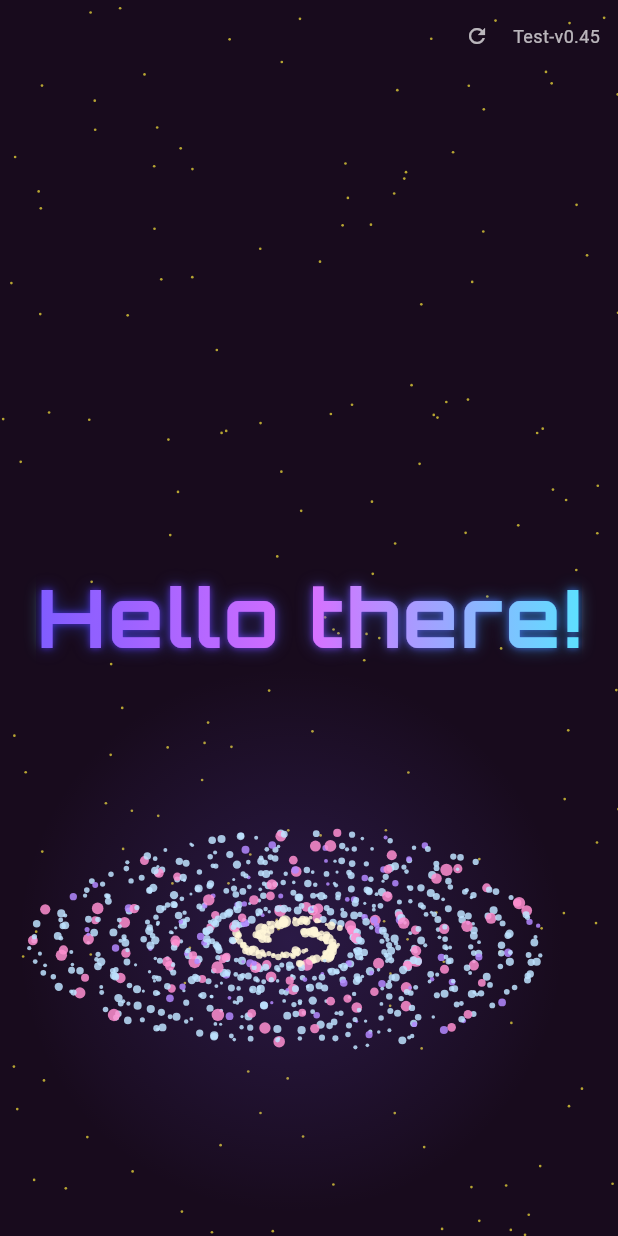
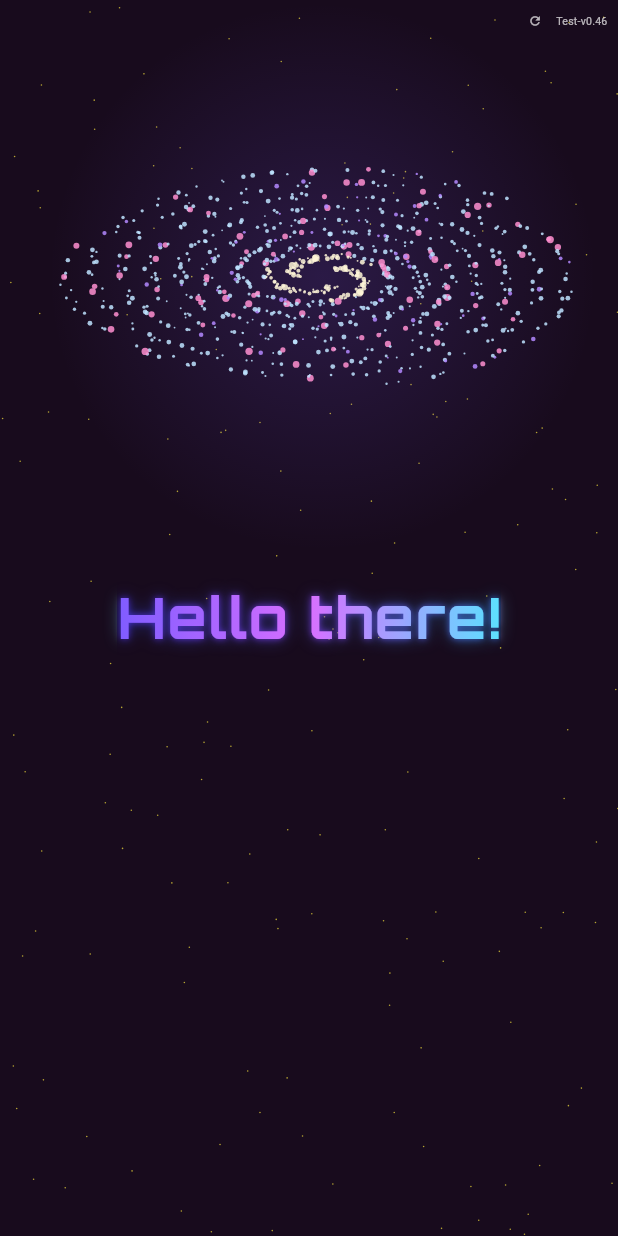
Before and after one commit to Zam-cl/GreetProject, a Flutter app: the screen it shows after launch, on a phone screen of 412 x 824 dp. Run offline on Flutter 3.47's test engine with Material 3 defaults, Android fonts, the phone set to English and light mode, and no system bars; our stand-ins replace google_fonts, web.

Commit message:
Scale the whole scene down on narrow screens: below 700px width the app lays itself out at a larger virtual size and a FittedBox scales the result to fit the real screen, shrinking the galaxy, title, comets, wormhole etc. proportionally on phones while leaving anything at/above 700px (desktop) pixel-for-pixel unchanged; bump Test-v0.46
Co-Authored-By: Claude Sonnet 5 <noreply@anthropic.com>

```diff
--- a/lib/main.dart
+++ b/lib/main.dart
@@ -872,10 +872,24 @@ class GreetingPage extends StatefulWidget {
 
 class _GreetingPageState extends State<GreetingPage>
     with SingleTickerProviderStateMixin {
-  static const int editCount = 45;
+  static const int editCount = 46;
 
   late final AnimationController _controller;
   Offset _parallax = Offset.zero;
+
+  // On screens narrower than this, the whole scene is rendered at this
+  // reference width instead (see `_uiScaleFor`) and scaled back down to
+  // fit — everything (galaxy, title, comets, wormhole, etc.) ends up
+  // proportionally smaller on a phone without touching any of their
+  // individual sizes. Screens at or above this width are unaffected
+  // (scale stays 1.0), so desktop looks exactly as it did before.
+  static const double _uiReferenceWidth = 700.0;
+  static const double _uiMinScale = 0.5;
+
+  double _uiScaleFor(Size realSize) {
+    if (realSize.width >= _uiReferenceWidth) return 1.0;
+    return (realSize.width / _uiReferenceWidth).clamp(_uiMinScale, 1.0);
+  }
 
   // Fireworks set off by tapping the title. `_stageKey` marks the Stack
   // whose coordinate space the burst (and the painter's canvas) share;
@@ -1484,8 +1498,25 @@ class _GreetingPageState extends State<GreetingPage>
       backgroundColor: const Color.fromRGBO(24, 11, 29, 1),
       body: LayoutBuilder(
         builder: (context, constraints) {
-          final size = Size(constraints.maxWidth, constraints.maxHeight);
-          return Listener(
+          final realSize = Size(constraints.maxWidth, constraints.maxHeight);
+          final scale = _uiScaleFor(realSize);
+          // Everything below is laid out and animated in this larger
+          // "virtual" size, then the whole thing is scaled back down to fit
+          // the real screen — on phones that reads as the whole scene
+          // shrinking; on anything at or above `_uiReferenceWidth` the
+          // scale is 1.0, so desktop is pixel-for-pixel unchanged.
+          final size = Size(realSize.width / scale, realSize.height / scale);
+          // FittedBox (not Transform.scale) because it lays its child out
+          // unconstrained by the real screen size before scaling the
+          // result to fit — Transform.scale alone would just clamp the
+          // SizedBox straight back down to the real size first.
+          return FittedBox(
+            fit: BoxFit.fill,
+            alignment: Alignment.topLeft,
+            child: SizedBox(
+              width: size.width,
+              height: size.height,
+              child: Listener(
                 onPointerHover: (e) => _updateParallax(e.localPosition, size),
                 onPointerMove: (e) {
                   _updateParallax(e.localPosition, size);
@@ -1515,16 +1546,19 @@ class _GreetingPageState extends State<GreetingPage>
                     final galaxyPull = _computeGalaxyWormholePull(t);
                     _fireworks.removeWhere((fw) => fw.isDoneAt(t));
                     _wormholes.removeWhere((w) => w.isDoneAt(t));
-                _galaxyParticlesCaptured.removeWhere((_, w) => w.isDoneAt(t));
+                    _galaxyParticlesCaptured.removeWhere(
+                      (_, w) => w.isDoneAt(t),
+                    );
                     return Transform.translate(
                       offset: _explosionShakeOffset(t),
                       child: Stack(
                         key: _stageKey,
                         children: [
-                      for (final star in _stars)
-                        _buildStar(star, t, constraints),
+                          for (final star in _stars) _buildStar(star, t, size),
                           Positioned.fill(
-                        child: CustomPaint(painter: _CometsPainter(_comets, t)),
+                            child: CustomPaint(
+                              painter: _CometsPainter(_comets, t),
+                            ),
                           ),
                           if (_exploding)
                             Positioned.fill(
@@ -1555,7 +1589,8 @@ class _GreetingPageState extends State<GreetingPage>
                                   wormholePull: galaxyPull.isEmpty
                                       ? null
                                       : galaxyPull,
-                              wormholeCaptured: _galaxyParticlesCaptured.isEmpty
+                                  wormholeCaptured:
+                                      _galaxyParticlesCaptured.isEmpty
                                       ? null
                                       : _galaxyParticlesCaptured.keys.toSet(),
                                 ),
@@ -1563,7 +1598,9 @@ class _GreetingPageState extends State<GreetingPage>
                             ),
                           Center(
                             child: Padding(
-                          padding: const EdgeInsets.symmetric(horizontal: 24),
+                              padding: const EdgeInsets.symmetric(
+                                horizontal: 24,
+                              ),
                               child: Transform.translate(
                                 offset: Offset(
                                   _parallax.dx * -4,
@@ -1593,12 +1630,14 @@ class _GreetingPageState extends State<GreetingPage>
                                               child: Transform.translate(
                                                 offset: letterEffects[i].offset,
                                                 child: Transform.rotate(
-                                              angle: letterEffects[i].rotation,
+                                                  angle:
+                                                      letterEffects[i].rotation,
                                                   child: Transform.scale(
-                                                scale: letterEffects[i].scale,
+                                                    scale:
+                                                        letterEffects[i].scale,
                                                     child: Opacity(
-                                                  opacity:
-                                                      letterEffects[i].opacity,
+                                                      opacity: letterEffects[i]
+                                                          .opacity,
                                                       child: Text(
                                                         _titleText[i],
                                                         style: GoogleFonts.orbitron(
@@ -1688,6 +1727,8 @@ class _GreetingPageState extends State<GreetingPage>
                       ),
                     );
                   },
+                ),
+              ),
             ),
           );
         },
@@ -1728,7 +1769,7 @@ class _GreetingPageState extends State<GreetingPage>
     return result;
   }
 
-  Widget _buildStar(_Star star, double t, BoxConstraints constraints) {
+  Widget _buildStar(_Star star, double t, Size size) {
     if (_wormholeCaptured.contains(star.seed)) {
       if (star.brightnessAt(t) < 0.05) {
         _wormholeCaptured.remove(star.seed);
@@ -1738,8 +1779,8 @@ class _GreetingPageState extends State<GreetingPage>
     }
 
     final basePos = Offset(
-      star.positionAt(t).dx * constraints.maxWidth,
-      star.positionAt(t).dy * constraints.maxHeight,
+      star.positionAt(t).dx * size.width,
+      star.positionAt(t).dy * size.height,
     );
     final pos = _wormholes.isEmpty
         ? basePos
```
Lines whose indentation alone changed are shown as unchanged.
